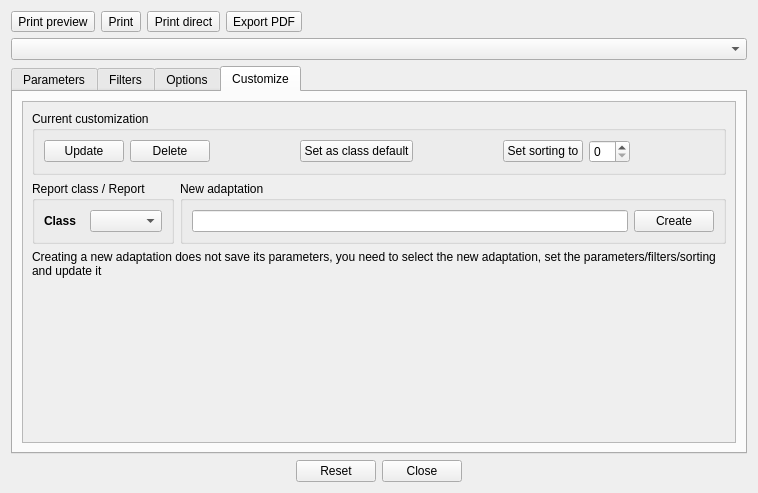
paolodestefani/pySagra, file App/Ui/PrintDialog.ui: the form before one commit.
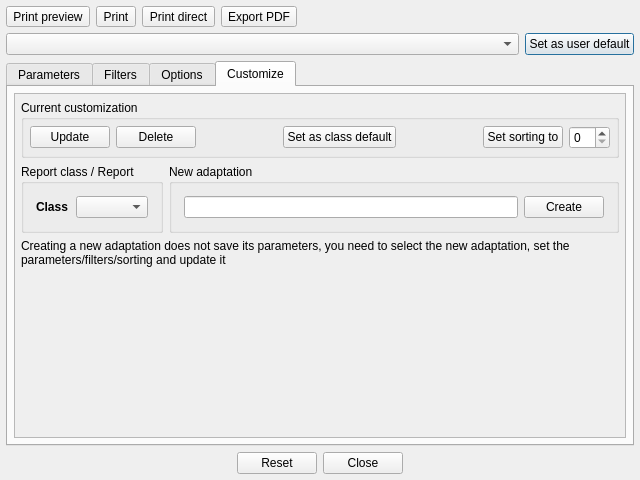
The form after the commit. The open tabs and pages were chosen to show the change. Custom widgets are drawn as their Qt base class.

Commit message: SortFilter and Print Dialog fixes and more

```diff
--- a/App/Ui/PrintDialog.ui
+++ b/App/Ui/PrintDialog.ui
@@ -6,14 +6,26 @@
    <rect>
     <x>0</x>
     <y>0</y>
-    <width>758</width>
-    <height>493</height>
+    <width>640</width>
+    <height>480</height>
    </rect>
   </property>
   <property name="windowTitle">
    <string>Print</string>
   </property>
-  <layout class="QVBoxLayout" name="verticalLayout_14">
+  <layout class="QVBoxLayout" name="verticalLayout_8">
+   <property name="leftMargin">
+    <number>6</number>
+   </property>
+   <property name="topMargin">
+    <number>6</number>
+   </property>
+   <property name="rightMargin">
+    <number>6</number>
+   </property>
+   <property name="bottomMargin">
+    <number>6</number>
+   </property>
    <item>
     <layout class="QHBoxLayout" name="horizontalLayout">
      <item>
@@ -96,10 +108,17 @@
     </layout>
    </item>
    <item>
-    <layout class="QHBoxLayout" name="horizontalLayout_7" stretch="1">
+    <layout class="QHBoxLayout" name="horizontalLayout_3" stretch="1,0">
      <item>
       <widget class="QComboBox" name="comboBoxReportAdaptations"/>
      </item>
+     <item>
+      <widget class="QPushButton" name="pushButtonUserDefault">
+       <property name="text">
+        <string>Set as user default</string>
+       </property>
+      </widget>
+     </item>
     </layout>
    </item>
    <item>
@@ -297,7 +316,7 @@
             <height>296</height>
            </rect>
           </property>
-          <layout class="QVBoxLayout" name="verticalLayout_18">
+          <layout class="QVBoxLayout" name="verticalLayout_10">
            <item>
             <layout class="QHBoxLayout" name="horizontalLayout_8">
              <item>
@@ -340,13 +359,6 @@
                </property>
               </spacer>
              </item>
-             <item>
-              <widget class="QPushButton" name="pushButtonUserDefault">
-               <property name="text">
-                <string>Set as user default</string>
-               </property>
-              </widget>
-             </item>
             </layout>
            </item>
            <item>
@@ -496,6 +508,18 @@
        <string>Customize</string>
       </attribute>
       <layout class="QVBoxLayout" name="verticalLayout_15">
+       <property name="leftMargin">
+        <number>6</number>
+       </property>
+       <property name="topMargin">
+        <number>6</number>
+       </property>
+       <property name="rightMargin">
+        <number>6</number>
+       </property>
+       <property name="bottomMargin">
+        <number>6</number>
+       </property>
        <item>
         <widget class="QScrollArea" name="scrollAreaCustomize">
          <property name="widgetResizable">
@@ -506,21 +530,43 @@
            <rect>
             <x>0</x>
             <y>0</y>
-            <width>686</width>
-            <height>378</height>
+            <width>608</width>
+            <height>351</height>
            </rect>
           </property>
           <layout class="QVBoxLayout" name="verticalLayout_16">
+           <property name="leftMargin">
+            <number>6</number>
+           </property>
+           <property name="topMargin">
+            <number>6</number>
+           </property>
+           <property name="rightMargin">
+            <number>6</number>
+           </property>
+           <property name="bottomMargin">
+            <number>6</number>
+           </property>
            <item>
             <widget class="QGroupBox" name="groupBoxCurrent">
              <property name="title">
               <string>Current customization</string>
              </property>
-             <layout class="QVBoxLayout" name="verticalLayout_17">
+             <layout class="QVBoxLayout" name="verticalLayout_4">
+              <property name="leftMargin">
+               <number>6</number>
+              </property>
+              <property name="topMargin">
+               <number>6</number>
+              </property>
+              <property name="rightMargin">
+               <number>6</number>
+              </property>
+              <property name="bottomMargin">
+               <number>6</number>
+              </property>
               <item>
-               <layout class="QVBoxLayout" name="verticalLayout_10">
-                <item>
-                 <layout class="QHBoxLayout" name="horizontalLayout_3">
+               <layout class="QHBoxLayout" name="horizontalLayout_10">
                   <item>
                    <widget class="QPushButton" name="pushButtonUpdate">
                     <property name="sizePolicy">
@@ -554,8 +600,8 @@
                     </property>
                     <property name="sizeHint" stdset="0">
                      <size>
-                      <width>40</width>
-                      <height>20</height>
+                    <width>32</width>
+                    <height>18</height>
                      </size>
                     </property>
                    </spacer>
@@ -574,8 +620,8 @@
                     </property>
                     <property name="sizeHint" stdset="0">
                      <size>
-                      <width>40</width>
-                      <height>20</height>
+                    <width>32</width>
+                    <height>18</height>
                      </size>
                     </property>
                    </spacer>
@@ -590,21 +636,6 @@
                   <item>
                    <widget class="QSpinBox" name="spinBoxClassSorting"/>
                   </item>
-                  <item>
-                   <spacer name="horizontalSpacer_2">
-                    <property name="orientation">
-                     <enum>Qt::Orientation::Horizontal</enum>
-                    </property>
-                    <property name="sizeHint" stdset="0">
-                     <size>
-                      <width>40</width>
-                      <height>20</height>
-                     </size>
-                    </property>
-                   </spacer>
-                  </item>
-                 </layout>
-                </item>
                </layout>
               </item>
              </layout>
@@ -618,8 +649,32 @@
                 <string>Report class / Report</string>
                </property>
                <layout class="QVBoxLayout" name="verticalLayout">
+                <property name="leftMargin">
+                 <number>6</number>
+                </property>
+                <property name="topMargin">
+                 <number>6</number>
+                </property>
+                <property name="rightMargin">
+                 <number>6</number>
+                </property>
+                <property name="bottomMargin">
+                 <number>6</number>
+                </property>
                 <item>
                  <layout class="QHBoxLayout" name="horizontalLayout_5">
+                  <property name="leftMargin">
+                   <number>6</number>
+                  </property>
+                  <property name="topMargin">
+                   <number>6</number>
+                  </property>
+                  <property name="rightMargin">
+                   <number>6</number>
+                  </property>
+                  <property name="bottomMargin">
+                   <number>6</number>
+                  </property>
                   <item>
                    <widget class="QLabel" name="labelReportClass">
                     <property name="font">
@@ -646,8 +701,32 @@
                 <string>New adaptation</string>
                </property>
                <layout class="QVBoxLayout" name="verticalLayout_12">
+                <property name="leftMargin">
+                 <number>6</number>
+                </property>
+                <property name="topMargin">
+                 <number>6</number>
+                </property>
+                <property name="rightMargin">
+                 <number>6</number>
+                </property>
+                <property name="bottomMargin">
+                 <number>6</number>
+                </property>
                 <item>
                  <layout class="QHBoxLayout" name="horizontalLayout_6">
+                  <property name="leftMargin">
+                   <number>6</number>
+                  </property>
+                  <property name="topMargin">
+                   <number>6</number>
+                  </property>
+                  <property name="rightMargin">
+                   <number>6</number>
+                  </property>
+                  <property name="bottomMargin">
+                   <number>6</number>
+                  </property>
                   <item>
                    <widget class="QLineEdit" name="lineEditNewName"/>
                   </item>
```
Left out of the diff: 85 changed lines with no effect on the pictures. Lines whose indentation alone changed are shown as unchanged. The commit also changes 69 other files.
